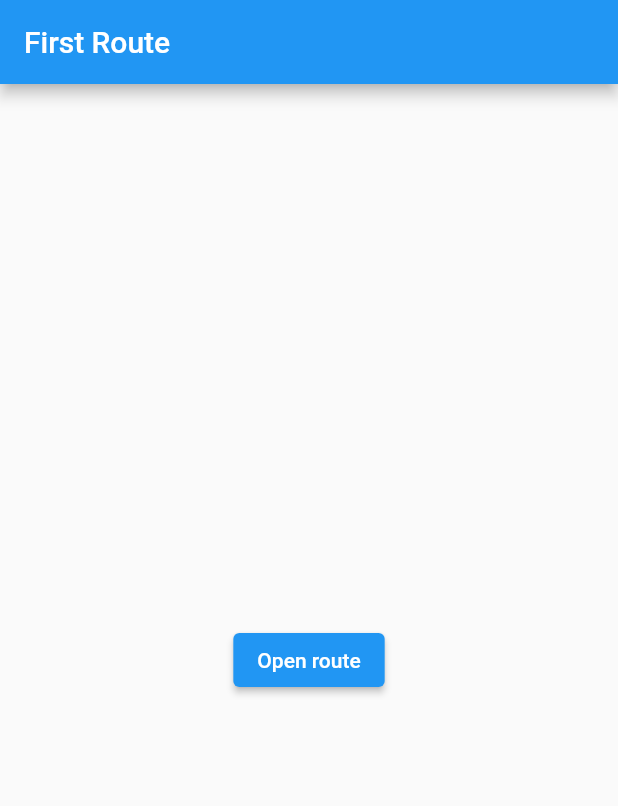
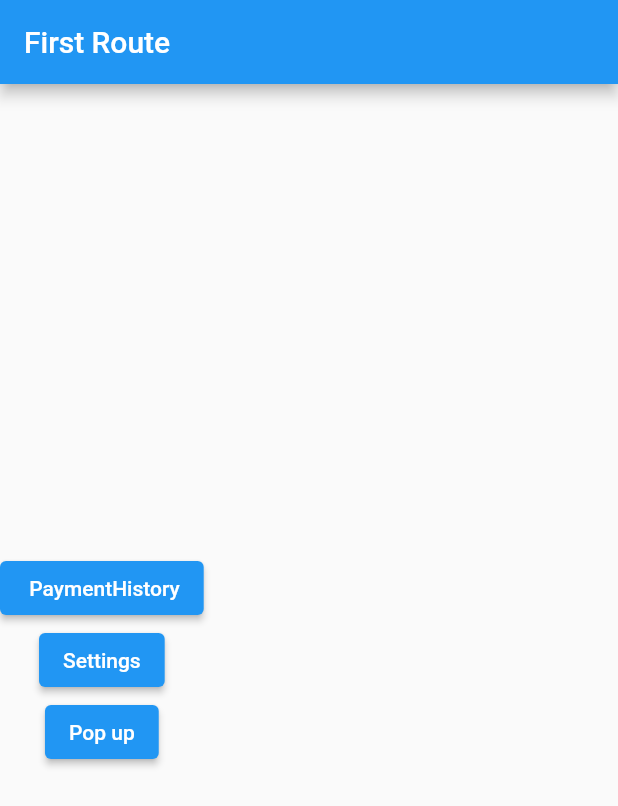
Before and after one commit to GabrielMarcus1/Gabe, a Flutter app: the screen it shows after launch, on a phone screen of 412 x 824 dp. Shown: the top 806 px of the screen. Run offline on Flutter 3.47's test engine with Material 2 defaults, Android fonts, the phone set to English and light mode, and no system bars.

Commit message:
main method has multiple buttons and minor tweaks

```diff
--- a/lib/PaymentHistory.dart
+++ b/lib/PaymentHistory.dart
@@ -8,9 +8,9 @@ import 'PaymentHistoryInformation.dart';
 
 
 class MyApp extends StatelessWidget {
-  final List<String> items;
+ // final List<String> items;
 
-  const MyApp({Key? key, required this.items}) : super(key: key);
+  const MyApp({Key? key}) : super(key: key);
   static const String _title = 'Payment History';
   @override
   Widget build(BuildContext context) {
--- a/lib/PaymentPopUpConfirmation.dart
+++ b/lib/PaymentPopUpConfirmation.dart
@@ -190,7 +190,7 @@ class _PaymentPopUpWidgetState extends State<PaymentPopUpWidget> {
                     Padding(
                       padding: EdgeInsetsDirectional.fromSTEB(20, 12, 20, 12),
                       child: ElevatedButton(
-                        child: const Text('Open route'),
+                        child: const Text('Confirm'),
                         onPressed: () {
                           //  Navigator.push(
                           // SettingsPageWidget();
--- a/lib/main.dart
+++ b/lib/main.dart
@@ -19,17 +19,44 @@ class FirstRoute extends StatelessWidget {
       appBar: AppBar(
         title: const Text('First Route'),
       ),
-      body: Center(
-        child: ElevatedButton(
-          child: const Text('Open route'),
+      body: Column(
+        mainAxisAlignment: MainAxisAlignment.center,
+        children: <Widget>[
+          new ElevatedButton(
+            child: const Text(' PaymentHistory'),
             onPressed: () {
               Navigator.push(
                   // SettingsPageWidget();
                   context,
-              MaterialPageRoute(builder: (context) =>  PaymentPopUpWidget() ) // const SecondRoute()),
+                  MaterialPageRoute(
+                      builder: (context) => MyApp()) // const SecondRoute()),
                   );
             },
           ),
+          ElevatedButton(
+            child: const Text('Settings'),
+            onPressed: () {
+              Navigator.push(
+                  // SettingsPageWidget();
+                  context,
+                  MaterialPageRoute(
+                      builder: (context) =>
+                          SettingsPageWidget()) // const SecondRoute()),
+                  );
+            },
+          ),
+          new ElevatedButton(
+            child: const Text('Pop up'),
+            onPressed: () {
+              Navigator.push(
+                  // SettingsPageWidget();
+                  context,
+                  MaterialPageRoute(
+                      builder: (context) => PaymentPopUpWidget()) // const SecondRoute()),
+                  );
+            },
+          ),
+        ],
       ),
     );
   }
```
Lines whose indentation alone changed are shown as unchanged.
